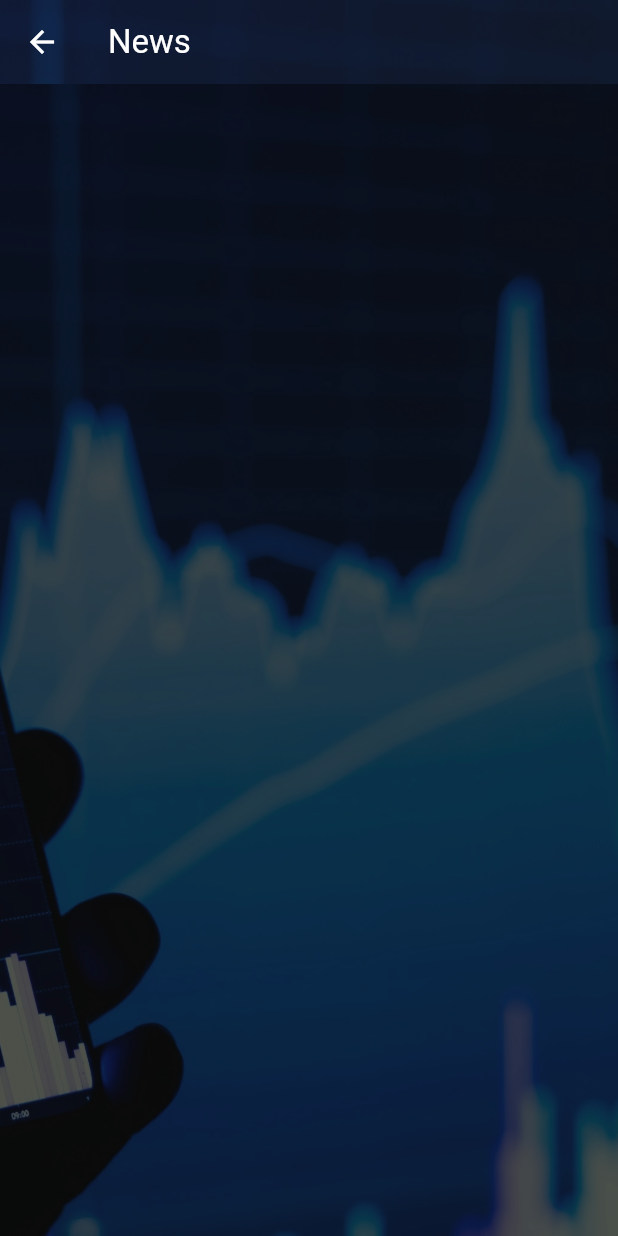
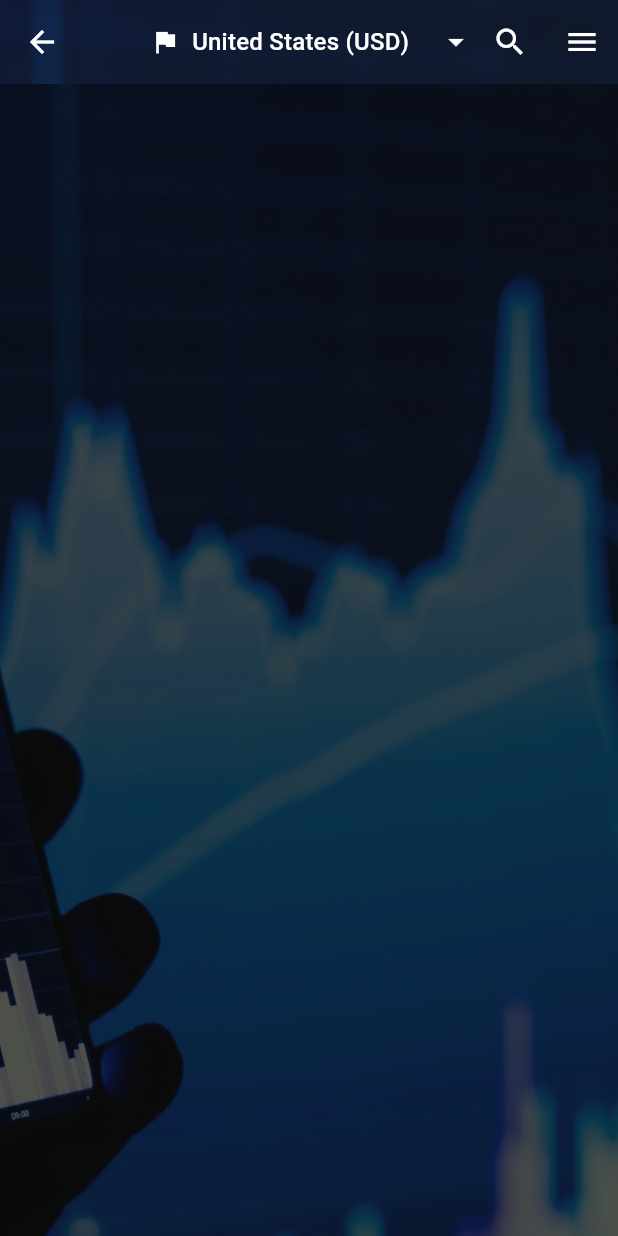
Before and after one commit to Eslam-Aly/StoX, a Flutter app: the NewsScreen screen opened directly, on a phone screen of 412 x 824 dp. Run offline on Flutter 3.47's test engine with Material 3 defaults, Android fonts, the phone set to English and light mode, and no system bars; network calls fail.

Commit message:
Create custom AppBar

```diff
--- /dev/null
+++ b/lib/models/country_option.dart
@@ -0,0 +1,106 @@
+class CountryOption {
+  final String name;
+  final String flagUrl;
+  final String currencyCode;
+  final String exchangeCode;
+
+  const CountryOption({
+    required this.name,
+    required this.flagUrl,
+    required this.currencyCode,
+    required this.exchangeCode,
+  });
+}
+
+const List<CountryOption> countryOptions = [
+  CountryOption(
+    name: 'United States',
+    flagUrl: 'https://flagcdn.com/w320/us.png',
+    currencyCode: 'USD',
+    exchangeCode: 'US',
+  ),
+  CountryOption(
+    name: 'Germany',
+    flagUrl: 'https://flagcdn.com/w320/de.png',
+    currencyCode: 'EUR',
+    exchangeCode: 'FSX',
+  ),
+  CountryOption(
+    name: 'United Kingdom',
+    flagUrl: 'https://flagcdn.com/w320/gb.png',
+    currencyCode: 'GBP',
+    exchangeCode: 'LSE',
+  ),
+  CountryOption(
+    name: 'France',
+    flagUrl: 'https://flagcdn.com/w320/fr.png',
+    currencyCode: 'EUR',
+    exchangeCode: 'EPA',
+  ),
+  CountryOption(
+    name: 'Japan',
+    flagUrl: 'https://flagcdn.com/w320/jp.png',
+    currencyCode: 'JPY',
+    exchangeCode: 'TSE',
+  ),
+  CountryOption(
+    name: 'Canada',
+    flagUrl: 'https://flagcdn.com/w320/ca.png',
+    currencyCode: 'CAD',
+    exchangeCode: 'TSX',
+  ),
+  CountryOption(
+    name: 'Australia',
+    flagUrl: 'https://flagcdn.com/w320/au.png',
+    currencyCode: 'AUD',
+    exchangeCode: 'ASX',
+  ),
+  CountryOption(
+    name: 'India',
+    flagUrl: 'https://flagcdn.com/w320/in.png',
+    currencyCode: 'INR',
+    exchangeCode: 'NSE',
+  ),
+  CountryOption(
+    name: 'China',
+    flagUrl: 'https://flagcdn.com/w320/cn.png',
+    currencyCode: 'CNY',
+    exchangeCode: 'SSE',
+  ),
+  CountryOption(
+    name: 'Brazil',
+    flagUrl: 'https://flagcdn.com/w320/br.png',
+    currencyCode: 'BRL',
+    exchangeCode: 'B3',
+  ),
+  CountryOption(
+    name: 'South Korea',
+    flagUrl: 'https://flagcdn.com/w320/kr.png',
+    currencyCode: 'KRW',
+    exchangeCode: 'KRX',
+  ),
+  CountryOption(
+    name: 'South Africa',
+    flagUrl: 'https://flagcdn.com/w320/za.png',
+    currencyCode: 'ZAR',
+    exchangeCode: 'JSE',
+  ),
+  CountryOption(
+    name: 'Switzerland',
+    flagUrl: 'https://flagcdn.com/w320/ch.png',
+    currencyCode: 'CHF',
+    exchangeCode: 'SIX',
+  ),
+  CountryOption(
+    name: 'Russia',
+    flagUrl: 'https://flagcdn.com/w320/ru.png',
+    currencyCode: 'RUB',
+    exchangeCode: 'MOEX',
+  ),
+  CountryOption(
+    name: 'Saudi Arabia',
+    flagUrl: 'https://flagcdn.com/w320/sa.png',
+    currencyCode: 'SAR',
+    exchangeCode: 'TADAWUL',
+  ),
+];
--- a/lib/screens/news_screen.dart
+++ b/lib/screens/news_screen.dart
@@ -5,6 +5,9 @@ import 'package:flutter/material.dart';
 import 'package:url_launcher/url_launcher.dart';
 import '../services/news_service.dart';
 import '../widgets/background_wrapper.dart';
+import '../widgets/custom_app_bar.dart';
+import '../models/country_option.dart';
+
 
 /// StatefulWidget responsible for showing the list of news.
 class NewsScreen extends StatefulWidget {
@@ -14,6 +17,7 @@ class NewsScreen extends StatefulWidget {
 }
 
 class _NewsScreenState extends State<NewsScreen> {
+  late CountryOption selectedCountry = countryOptions[0];
   // List to hold fetched news articles
   List<dynamic> news = [];
   // Loading indicator flag
@@ -52,10 +56,14 @@ class _NewsScreenState extends State<NewsScreen> {
         ),
         Scaffold(
           backgroundColor: Colors.transparent,
-          appBar: AppBar(
-            title: const Text("News"),
-            backgroundColor: Colors.transparent,
-            elevation: 0,
+          appBar: CustomAppBar(
+            selectedCountry: selectedCountry,
+            onCountryChanged: (CountryOption newCountry) {
+              setState(() {
+                selectedCountry = newCountry;
+                // Optionally trigger filtering here
+              });
+            },
           ),
           body: BackgroundWrapper(
             child: isLoading
--- a/lib/screens/portfolio_screen.dart
+++ b/lib/screens/portfolio_screen.dart
@@ -1,37 +1,92 @@
 import 'package:flutter/material.dart';
 
-/// Stateless widget that represents the user's portfolio screen
-class PortfolioScreen extends StatelessWidget {
+class PortfolioScreen extends StatefulWidget {
   const PortfolioScreen({super.key});
 
+  @override
+  State<PortfolioScreen> createState() => _PortfolioScreenState();
+}
+
+class _PortfolioScreenState extends State<PortfolioScreen> {
   @override
   Widget build(BuildContext context) {
     return Stack(
       children: [
-        // Background image with dark overlay
         Positioned.fill(
           child: Image.asset(
             'assets/images/background.jpg',
             fit: BoxFit.cover,
-            color: Colors.black.withOpacity(0.1),
+            color: Colors.black.withOpacity(0.15),
             colorBlendMode: BlendMode.darken,
           ),
         ),
-        // Transparent scaffold on top of background
-        const Scaffold(
+        Scaffold(
           backgroundColor: Colors.transparent,
-          body: Center(
-            child: Text(
-              'Portfolio Screen',
-              style: TextStyle(
-                color: Colors.white,
-                fontSize: 24,
-                fontWeight: FontWeight.bold,
-              ),
+          appBar: AppBar(
+            title: const Text("StoX", style: TextStyle(fontWeight: FontWeight.bold)),
+            actions: const [
+              Icon(Icons.search),
+              SizedBox(width: 10),
+              Icon(Icons.more_vert),
+              SizedBox(width: 10),
+            ],
+            backgroundColor: Colors.transparent,
+            elevation: 0,
+          ),
+          body: Padding(
+            padding: const EdgeInsets.all(16),
+            child: Column(
+              crossAxisAlignment: CrossAxisAlignment.start,
+              children: [
+                const Text("Wallet", style: TextStyle(color: Colors.white, fontWeight: FontWeight.bold, fontSize: 18)),
+                const SizedBox(height: 4),
+                const Text("\$1,000", style: TextStyle(color: Colors.white, fontSize: 16)),
+                const SizedBox(height: 16),
+                const Text("Total Investment", style: TextStyle(color: Colors.white, fontWeight: FontWeight.bold, fontSize: 18)),
+                const SizedBox(height: 4),
+                const Text("\$10,000", style: TextStyle(color: Colors.white, fontSize: 16)),
+                const Divider(color: Colors.white54, height: 32),
+
+                // Asset list
+                Expanded(
+                  child: ListView(
+                    children: [
+                      _buildAssetRow("Bitcoin", "\$3,500", "-1053.7 (-1.23%)", Icons.trending_down, Colors.red),
+                      _buildAssetRow("Gold", "\$2,500", "+1053.7 (+1.23%)", Icons.trending_up, Colors.green),
+                      _buildAssetRow("Ethereum", "\$3,000", "-1053.7 (-1.23%)", Icons.trending_down, Colors.red),
+                      _buildAssetRow("NVIDIA", "\$1,000", "-1053.7 (-1.23%)", Icons.trending_down, Colors.red),
+                    ],
+                  ),
+                ),
+              ],
             ),
           ),
         ),
       ],
     );
   }
+
+  Widget _buildAssetRow(String name, String amount, String change, IconData trendIcon, Color trendColor) {
+    return Padding(
+      padding: const EdgeInsets.symmetric(vertical: 12),
+      child: Row(
+        children: [
+          Expanded(
+            child: Column(
+              crossAxisAlignment: CrossAxisAlignment.start,
+              children: [
+                Text(name, style: const TextStyle(color: Colors.white, fontWeight: FontWeight.bold)),
+                const SizedBox(height: 4),
+                Text(amount, style: const TextStyle(color: Colors.white)),
+                const SizedBox(height: 2),
+                Text(change, style: TextStyle(color: trendColor, fontSize: 12)),
+              ],
+            ),
+          ),
+          const SizedBox(width: 10),
+          Icon(Icons.pie_chart, color: Colors.white, size: 40),
+        ],
+      ),
+    );
+  }
 }
--- a/lib/screens/stock_list_screen.dart
+++ b/lib/screens/stock_list_screen.dart
@@ -27,7 +27,7 @@ class StockListScreen extends StatelessWidget {
           child: Scaffold(
             backgroundColor: Colors.transparent,
             appBar: AppBar(
-              title: const Text("StoX"),
+              title: const Text("StoX", style: TextStyle(fontWeight: FontWeight.bold)),
               backgroundColor: Colors.transparent,
               elevation: 0,
               bottom: const TabBar(
--- /dev/null
+++ b/lib/widgets/custom_app_bar.dart
@@ -0,0 +1,107 @@
+import 'package:flutter/material.dart';
+import '../models/country_option.dart'; // Adjust path as needed
+
+/// Reusable AppBar with StoX logo, search, currency, and menu icons
+class CustomAppBar extends StatelessWidget implements PreferredSizeWidget {
+  final CountryOption selectedCountry;
+  final ValueChanged<CountryOption> onCountryChanged;
+
+  const CustomAppBar({
+    super.key,
+    required this.selectedCountry,
+    required this.onCountryChanged,
+  });
+
+  @override
+  Widget build(BuildContext context) {
+    return AppBar(
+      title: const Text(
+        'StoX',
+        style: TextStyle(
+          fontWeight: FontWeight.bold,
+          color: Colors.white,
+          fontSize: 26,
+        ),
+      ),
+      backgroundColor: Colors.transparent,
+      elevation: 0,
+      actions: [
+
+        ConstrainedBox(
+          constraints: BoxConstraints(maxWidth: 220),
+          child: DropdownButtonHideUnderline(
+            child: DropdownButton<CountryOption>(
+              value: selectedCountry,
+              icon: const Icon(Icons.arrow_drop_down, color: Colors.white),
+              dropdownColor: Colors.black87,
+              underline: const SizedBox(),
+              onChanged: (value) {
+                if (value != null) onCountryChanged(value);
+              },
+              selectedItemBuilder: (BuildContext context) {
+                return countryOptions.map<Widget>((CountryOption country) {
+                  return Row(
+                    children: [
+                      Image.network(
+                        country.flagUrl,
+                        width: 24,
+                        height: 16,
+                        fit: BoxFit.cover,
+                        errorBuilder: (_, __, ___) => const Icon(Icons.flag, color: Colors.white, size: 20),
+                      ),
+                      const SizedBox(width: 8),
+                      Text(
+                        '${country.name} (${country.currencyCode})',
+                        style: const TextStyle(color: Colors.white),
+                      ),
+                    ],
+                  );
+                }).toList();
+              },
+              items: countryOptions.map<DropdownMenuItem<CountryOption>>((CountryOption country) {
+                return DropdownMenuItem<CountryOption>(
+                  value: country,
+                  child: Row(
+                    children: [
+                      Image.network(
+                        country.flagUrl,
+                        width: 28,
+                        height: 20,
+                        errorBuilder: (_, __, ___) => const Icon(Icons.flag),
+                      ),
+                      const SizedBox(width: 10),
+                      Text(
+                        country.name,
+                        style: const TextStyle(color: Colors.white),
+                      ),
+                      const SizedBox(width: 5),
+                      Text(
+                        '(${country.currencyCode})',
+                        style: const TextStyle(color: Colors.grey),
+                      ),
+                    ],
+                  ),
+                );
+              }).toList(),
+            ),
+          ),
+        ),
+        IconButton(
+          icon: const Icon(Icons.search, color: Colors.white),
+          onPressed: () {
+            // Add search action here
+          },
+        ),
+        IconButton(
+          icon: const Icon(Icons.menu, color: Colors.white),
+          onPressed: () {
+            // Add menu action here
+          },
+        ),
+      ],
+    );
+  }
+
+  @override
+  Size get preferredSize => const Size.fromHeight(kToolbarHeight);
+}
```
Also changed, not shown: lib/providers/selected_country_provider.dart (added), lib/services/currency_service.dart (added).
